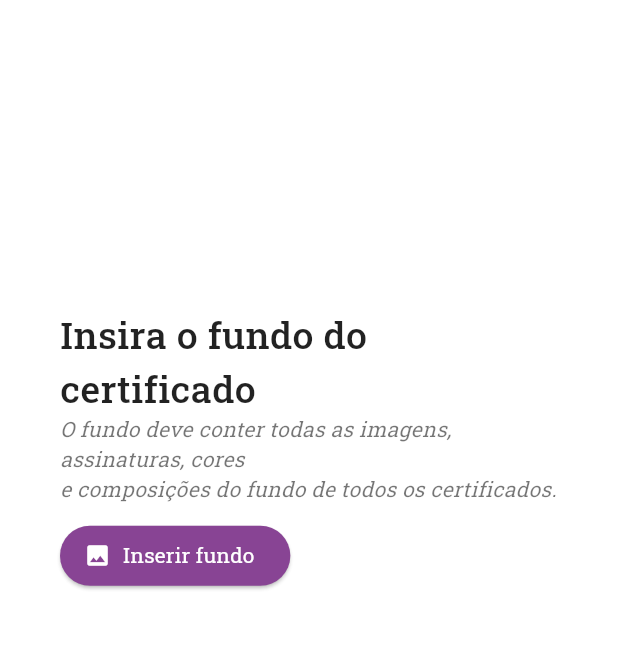
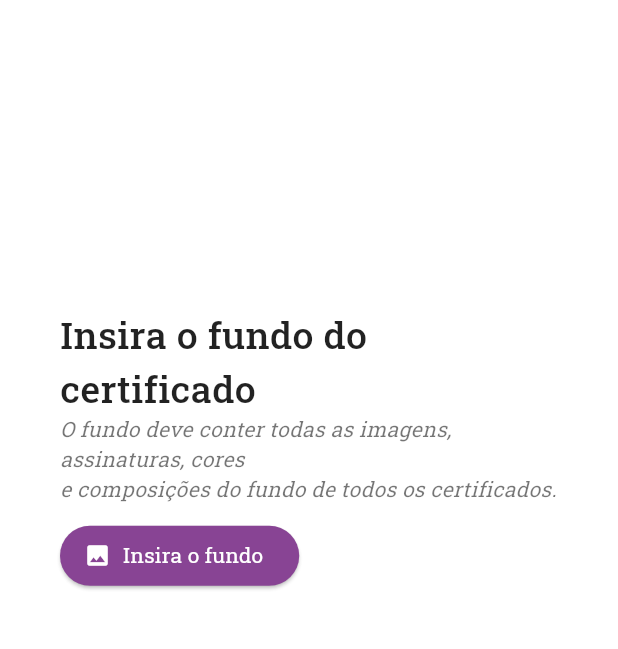
Before and after one commit to noemyroberta/certificate_generator, a Flutter app: the screen it shows after launch, on a phone screen of 412 x 824 dp, the part 124-773 px from its top. Run offline on Flutter 3.47's test engine with Material 3 defaults, Android fonts, the phone set to English and light mode, and no system bars.

Commit message:
feat: create widget for `File Section`

```diff
--- a/lib/src/ui/home/certificate_gen.dart
+++ b/lib/src/ui/home/certificate_gen.dart
@@ -1,5 +1,6 @@
 import 'package:flutter/material.dart';
 import 'package:wit_md_certificate_gen/src/ui/widgets/colors.dart';
+import 'package:wit_md_certificate_gen/src/ui/widgets/file_section.dart';
 import 'package:wit_md_certificate_gen/src/ui/widgets/strings.dart';
 
 import 'components/header.dart';
@@ -34,50 +35,11 @@ class CertificateGen extends StatelessWidget {
             Container(
               color: Colors.white70,
               padding: const EdgeInsets.all(40),
-              child: Column(
-                mainAxisAlignment: MainAxisAlignment.start,
-                crossAxisAlignment: CrossAxisAlignment.start,
-                children: [
-                  const Text(
-                    backgroundTitleText,
-                    style: TextStyle(
-                      color: Colors.black87,
-                      fontFamily: 'RobotoSlab',
-                      fontWeight: FontWeight.w500,
-                      fontSize: 25,
-                    ),
-                  ),
-                  const Text(
-                    backgroundSubtitleText,
-                    style: TextStyle(
-                      color: Colors.black54,
-                      fontFamily: 'RobotoSlab',
-                      fontStyle: FontStyle.italic,
-                      fontWeight: FontWeight.w400,
-                      fontSize: 14,
-                    ),
-                  ),
-                  const SizedBox(height: 10),
-                  ElevatedButton.icon(
-                    style: ButtonStyle(
-                      foregroundColor: MaterialStateColor.resolveWith(
-                          (states) => primaryColor),
-                      backgroundColor: MaterialStateColor.resolveWith(
-                          (states) => primaryColor),
-                    ),
-                    onPressed: () {},
-                    icon: const Icon(Icons.photo, color: Colors.white),
-                    label: const Text(
-                      'Inserir fundo',
-                      style: TextStyle(
-                        color: Colors.white,
-                        fontFamily: 'RobotoSlab',
-                        fontWeight: FontWeight.normal,
-                        fontSize: 14,
-                      ),
-                    ),
-                  ),
-                ],
+              child: const FileSection(
+                title: backgroundTitleText,
+                subtitle: backgroundSubtitleText,
+                buttonIcon: Icons.photo,
+                buttonTitle: 'Insira o fundo',
               ),
             )
           ],
--- /dev/null
+++ b/lib/src/ui/widgets/file_section.dart
@@ -0,0 +1,75 @@
+
+import 'package:flutter/material.dart';
+
+import 'colors.dart';
+
+class FileSection extends StatelessWidget {
+  // ignore: use_super_parameters
+  const FileSection({
+    Key? key,
+    required this.title,
+    required this.subtitle,
+    required this.buttonTitle,
+    this.buttonIcon,
+    this.buttonBackgroundColor,
+    this.buttonTitleColor,
+  }) : super(key: key);
+
+  final String title;
+  final String subtitle;
+  final String buttonTitle;
+  final IconData? buttonIcon;
+  final Color? buttonBackgroundColor;
+  final Color? buttonTitleColor;
+
+  @override
+  Widget build(BuildContext context) {
+    return Column(
+      mainAxisAlignment: MainAxisAlignment.start,
+      crossAxisAlignment: CrossAxisAlignment.start,
+      children: [
+        Text(
+          title,
+          style: const TextStyle(
+            color: Colors.black87,
+            fontFamily: 'RobotoSlab',
+            fontWeight: FontWeight.w500,
+            fontSize: 25,
+          ),
+        ),
+        Text(
+          subtitle,
+          style: const TextStyle(
+            color: Colors.black54,
+            fontFamily: 'RobotoSlab',
+            fontStyle: FontStyle.italic,
+            fontWeight: FontWeight.w400,
+            fontSize: 14,
+          ),
+        ),
+        const SizedBox(height: 10),
+        ElevatedButton.icon(
+          style: ButtonStyle(
+            foregroundColor:
+                MaterialStateColor.resolveWith((states) => primaryColor),
+            backgroundColor: MaterialStateColor.resolveWith(
+                (states) => buttonBackgroundColor ?? primaryColor),
+          ),
+          onPressed: () {},
+          icon: buttonIcon != null
+              ? Icon(buttonIcon, color: Colors.white)
+              : const SizedBox(),
+          label: Text(
+            buttonTitle,
+            style: const TextStyle(
+              color: Colors.white,
+              fontFamily: 'RobotoSlab',
+              fontWeight: FontWeight.normal,
+              fontSize: 14,
+            ),
+          ),
+        ),
+      ],
+    );
+  }
+}
```
